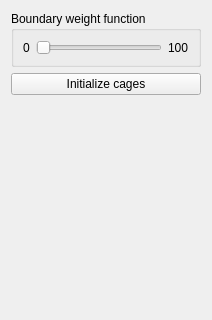
The window that forms/surface_generationMDTool.ui (abletterer/surface_generationMDTool) describes before a commit, drawn with Qt 5; both pictures show x 0 to 212 and y 0 to 320 of the 212 by 600 pixel window.
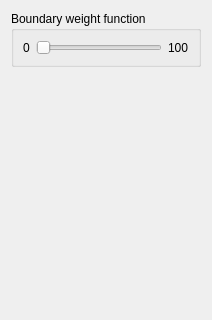
The same window after the commit.

Commit message: Mise a jour de la création de carte et de l'association des points avec leur cage

```diff
--- a/forms/surface_generationMDTool.ui
+++ b/forms/surface_generationMDTool.ui
@@ -57,13 +57,6 @@
      </layout>
     </widget>
    </item>
-   <item>
-    <widget class="QPushButton" name="button_initializeCages">
-     <property name="text">
-      <string>Initialize cages</string>
-     </property>
-    </widget>
-   </item>
    <item>
     <spacer name="verticalSpacer">
      <property name="orientation">
```
The commit also changes 6 other files.
